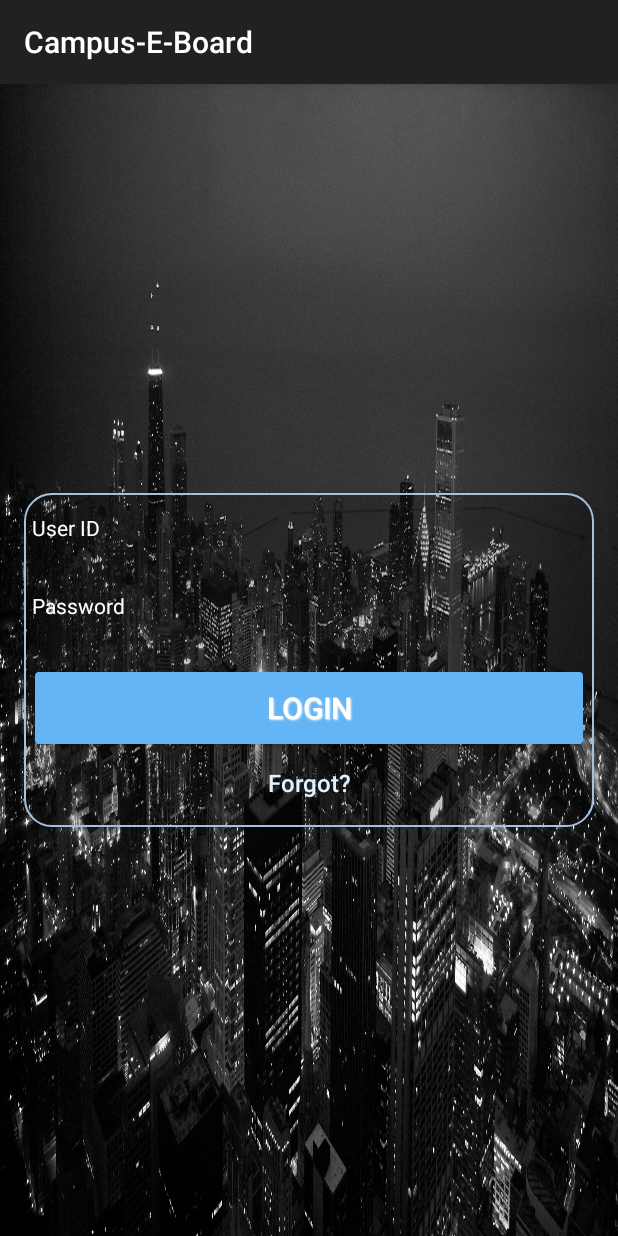
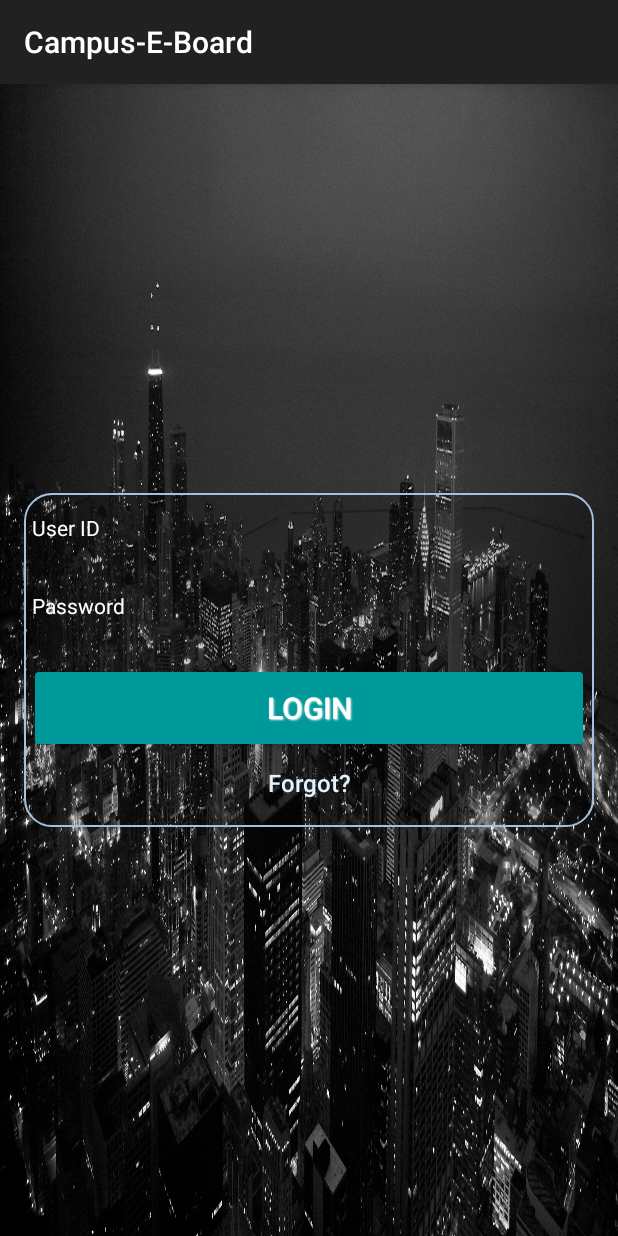
Before and after one commit to nitin-53/Campus-E-Board, an Android app: the Login screen opened directly, with no data from a screen before it, on a phone screen of 412 x 824 dp. Run offline under Robolectric (Android 15) with nearby library versions, the phone set to English and light mode, and no system bars.

Commit message:
Changed colors

```diff
--- a/app/src/main/res/values/colors.xml
+++ b/app/src/main/res/values/colors.xml
@@ -8,7 +8,7 @@
     <color name="game_bg">#DDDDDD</color>
     <color name="line">#000000</color>
     <color name="position">#FF0000</color>
-    <color name="btn_unpressed">#64b5f6</color>
-    <color name="flat_btn_pressed">#f06292</color>
+    <color name="btn_unpressed">#009999</color>
+    <color name="flat_btn_pressed">#ffff66</color>
     <color name="flat_btn_text">#e3f2fd</color>
 </resources>
```
